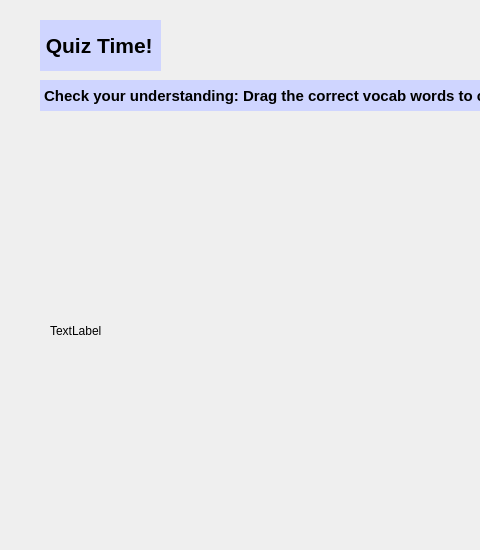
Above: A8EduApp/quizdragdropwidget.ui from University-of-Utah-CS3505/a9-edu-app-f24-00Calvin00 before the change; both pictures show x 0 to 480 and y 0 to 550 of the 950 by 550 pixel window. Below: the same form after it.
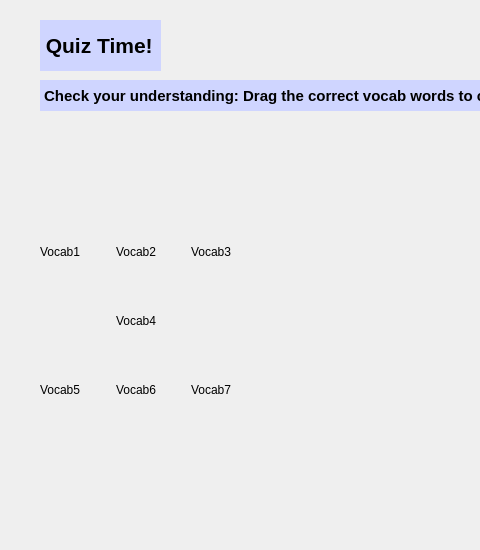
That is the form after the change. Custom widgets are drawn as their Qt base class.

Commit message: Laying out some draggable labels

Diff of the .ui file:
```diff
--- a/A8EduApp/quizdragdropwidget.ui
+++ b/A8EduApp/quizdragdropwidget.ui
@@ -72,36 +72,78 @@
     <string> Check your understanding: Drag the correct vocab words to complete the definitions.</string>
    </property>
   </widget>
-  <widget class="QWidget" name="verticalLayoutWidget">
-   <property name="geometry">
-    <rect>
-     <x>50</x>
-     <y>140</y>
-     <width>131</width>
-     <height>381</height>
-    </rect>
-   </property>
-   <layout class="QVBoxLayout" name="verticalLayout">
-    <item>
-     <widget class="DraggableLabel" name="label_3">
-      <property name="text">
-       <string>TextLabel</string>
-      </property>
-     </widget>
-    </item>
-   </layout>
-  </widget>
   <widget class="QWidget" name="verticalLayoutWidget_2">
    <property name="geometry">
     <rect>
-     <x>230</x>
+     <x>300</x>
      <y>140</y>
-     <width>641</width>
+     <width>571</width>
      <height>381</height>
     </rect>
    </property>
    <layout class="QVBoxLayout" name="verticalLayout_2"/>
   </widget>
+  <widget class="QWidget" name="gridLayoutWidget">
+   <property name="geometry">
+    <rect>
+     <x>40</x>
+     <y>220</y>
+     <width>221</width>
+     <height>201</height>
+    </rect>
+   </property>
+   <layout class="QGridLayout" name="gridLayout">
+    <item row="0" column="1">
+     <widget class="DraggableLabel" name="label_4">
+      <property name="text">
+       <string>Vocab2</string>
+      </property>
+     </widget>
+    </item>
+    <item row="2" column="2">
+     <widget class="DraggableLabel" name="label_8">
+      <property name="text">
+       <string>Vocab7</string>
+      </property>
+     </widget>
+    </item>
+    <item row="2" column="1">
+     <widget class="DraggableLabel" name="label_7">
+      <property name="text">
+       <string>Vocab6</string>
+      </property>
+     </widget>
+    </item>
+    <item row="2" column="0">
+     <widget class="DraggableLabel" name="label_6">
+      <property name="text">
+       <string>Vocab5</string>
+      </property>
+     </widget>
+    </item>
+    <item row="0" column="2">
+     <widget class="DraggableLabel" name="label_3">
+      <property name="text">
+       <string>Vocab3</string>
+      </property>
+     </widget>
+    </item>
+    <item row="0" column="0">
+     <widget class="DraggableLabel" name="label_5">
+      <property name="text">
+       <string>Vocab1 </string>
+      </property>
+     </widget>
+    </item>
+    <item row="1" column="1">
+     <widget class="DraggableLabel" name="label_9">
+      <property name="text">
+       <string>Vocab4</string>
+      </property>
+     </widget>
+    </item>
+   </layout>
+  </widget>
  </widget>
  <customwidgets>
   <customwidget>
```
The commit also changes 3 other files.
